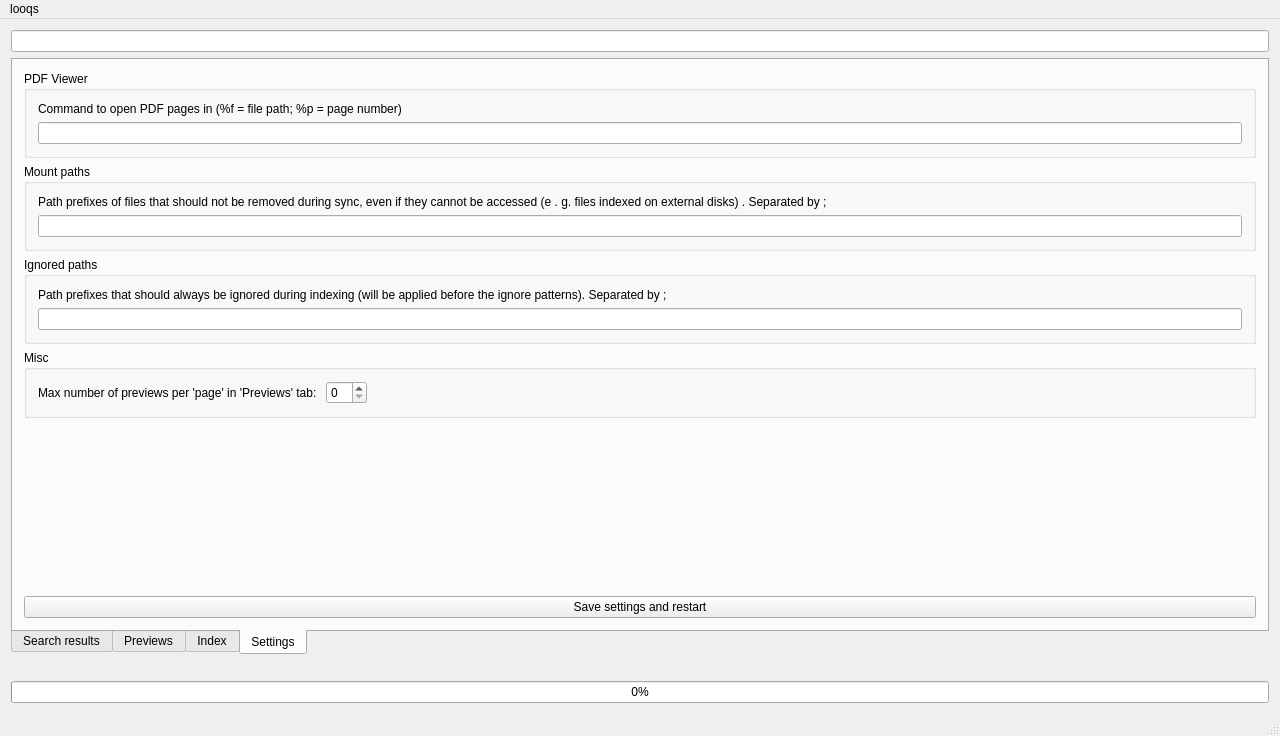
First picture: the form in gui/mainwindow.ui, repository quitesimpleorg/looqs, before the edit.
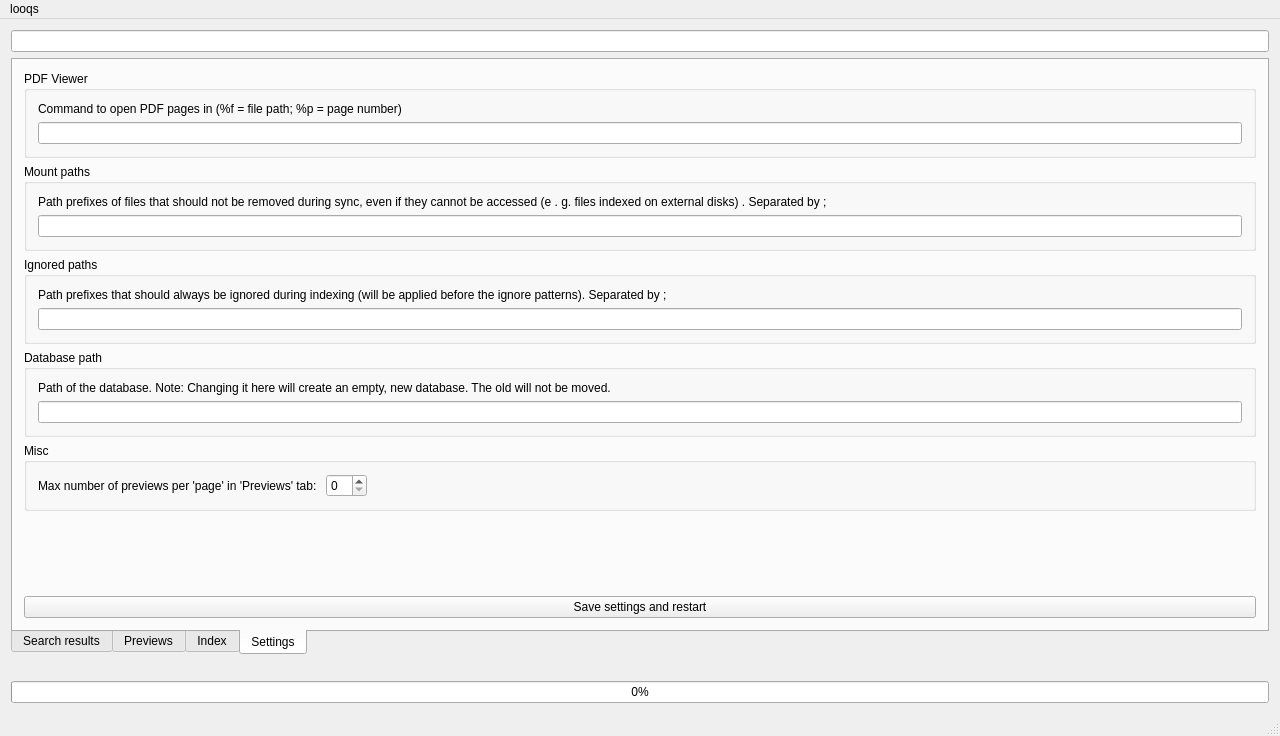
Second picture: the form after the edit.

Commit message: gui: MainWindow: Settings: Allow changing database path too

What changed in the file:
```diff
--- a/gui/mainwindow.ui
+++ b/gui/mainwindow.ui
@@ -406,6 +406,25 @@
           </layout>
          </widget>
         </item>
+        <item>
+         <widget class="QGroupBox" name="groupSettingDatabasePath">
+          <property name="title">
+           <string>Database path</string>
+          </property>
+          <layout class="QVBoxLayout" name="verticalLayout_10">
+           <item>
+            <widget class="QLabel" name="lblSettingDatabasePath">
+             <property name="text">
+              <string>Path of the database. Note: Changing it here will create an empty, new database. The old will not be moved.  </string>
+             </property>
+            </widget>
+           </item>
+           <item>
+            <widget class="QLineEdit" name="txtSettingDatabasePath"/>
+           </item>
+          </layout>
+         </widget>
+        </item>
         <item>
          <widget class="QGroupBox" name="Misc">
           <property name="title">
```
The commit also changes 1 other file.
